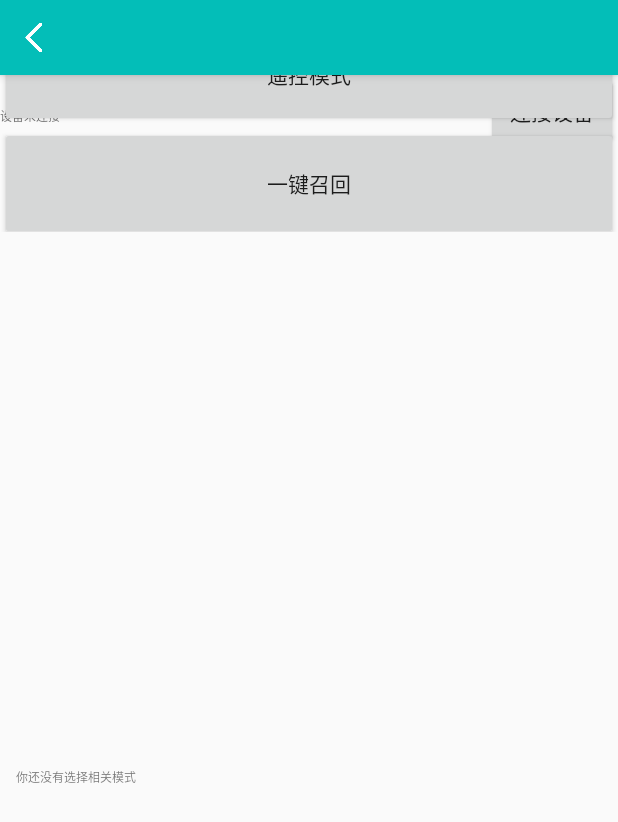
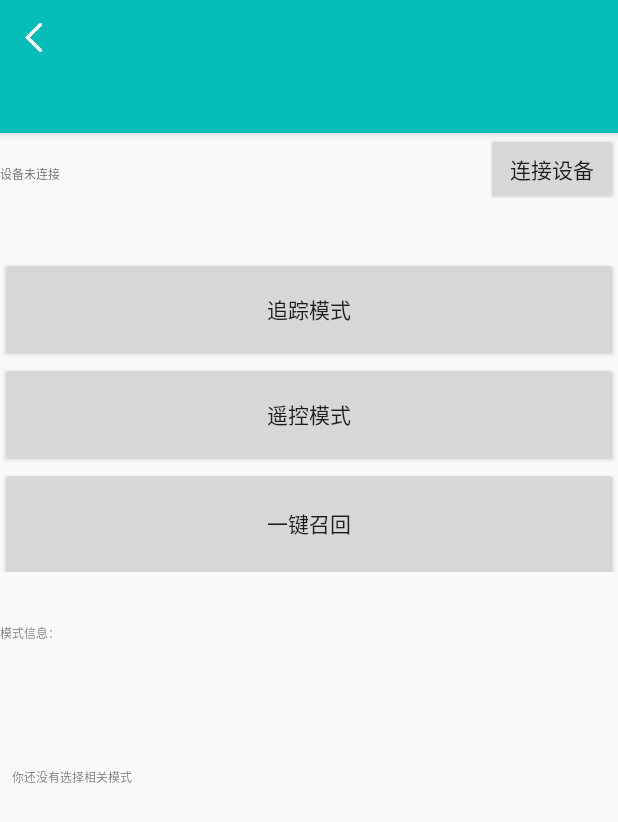
Before and after one commit to csbebetter/Bluetooth_serial_control_APP, an Android app: the ModeSelectionActivity screen opened directly, with no data from a screen before it, on a phone screen of 412 x 824 dp. Shown: the top 822 px of the screen. Run offline under Robolectric (Android 15) with nearby library versions, the light colour scheme and no system bars; libraries missing offline, so code that uses them is left out: com.harrysoft.androidbluetoothserial; 6 statements that could not run were skipped.

Commit message:
version 2.0.1

```diff
--- a/demoApplication/src/main/AndroidManifest.xml
+++ b/demoApplication/src/main/AndroidManifest.xml
@@ -21,7 +21,7 @@
                 <category android:name="android.intent.category.LAUNCHER" />
             </intent-filter>
         </activity>
-        <activity android:name=".CommunicateActivity" />
+        <activity android:name=".AutoFollowActivity" />
         <activity android:name=".ModeSelectionActivity" />
         <activity android:name=".AboutActivity" />
     </application>
--- a/demoApplication/src/main/res/layout/activity_mode_selection.xml
+++ b/demoApplication/src/main/res/layout/activity_mode_selection.xml
@@ -9,9 +9,11 @@
     <FrameLayout
         android:id="@+id/frameLayout2"
         android:layout_width="0dp"
-        android:layout_height="50dp"
+        android:layout_height="0dp"
+        android:layout_marginBottom="327dp"
         android:background="?android:attr/colorPrimary"
         android:elevation="4dp"
+        app:layout_constraintBottom_toTopOf="@+id/textView3"
         app:layout_constraintEnd_toEndOf="parent"
         app:layout_constraintHorizontal_bias="0.0"
         app:layout_constraintStart_toStartOf="parent"
@@ -51,6 +53,7 @@
         app:layout_constraintStart_toStartOf="parent"
         app:layout_constraintTop_toBottomOf="@+id/frameLayout2"
         tools:ignore="MissingConstraints">
+
         <TextView
             android:id="@+id/mode_selection_connection_text"
             android:layout_width="0dp"
@@ -68,18 +71,21 @@
 
     <TextView
         android:id="@+id/textView3"
-        android:layout_width="0dp"
-        android:layout_height="34dp"
+        android:layout_width="match_parent"
+        android:layout_height="0dp"
+        android:layout_marginBottom="320dp"
         android:text="模式信息："
         android:textSize="@dimen/title"
+        app:layout_constraintBottom_toBottomOf="parent"
         app:layout_constraintEnd_toEndOf="parent"
         app:layout_constraintHorizontal_bias="0.0"
         app:layout_constraintStart_toStartOf="parent"
-        tools:ignore="MissingConstraints"
-        tools:layout_editor_absoluteY="377dp" />
+        app:layout_constraintTop_toBottomOf="@+id/frameLayout2"
+        tools:ignore="MissingConstraints" />
 
     <ScrollView
-        android:layout_width="409dp"
+        android:id="@+id/scrollView3"
+        android:layout_width="match_parent"
         android:layout_height="320dp"
         android:layout_weight="1"
         app:layout_constraintBottom_toBottomOf="parent"
@@ -87,8 +93,7 @@
         app:layout_constraintHorizontal_bias="1.0"
         app:layout_constraintLeft_toLeftOf="parent"
         app:layout_constraintRight_toRightOf="parent"
-        app:layout_constraintStart_toStartOf="parent"
-        app:layout_constraintVertical_bias="0.99">
+        app:layout_constraintStart_toStartOf="parent">
 
         <TextView
             android:id="@+id/mode_selection_messages"
@@ -104,12 +109,13 @@
 
     <LinearLayout
         android:id="@+id/linearLayout4"
-        android:layout_width="match_parent"
+        android:layout_width="0dp"
         android:layout_height="210dp"
         android:orientation="vertical"
         app:layout_constraintBottom_toTopOf="@+id/textView3"
-        app:layout_constraintTop_toBottomOf="@+id/linearLayout5"
-        tools:layout_editor_absoluteX="1dp">
+        app:layout_constraintEnd_toEndOf="parent"
+        app:layout_constraintStart_toStartOf="parent"
+        app:layout_constraintTop_toBottomOf="@+id/linearLayout5">
 
         <Button
             android:id="@+id/mode_button1"
```
Also changed, not shown: demoApplication/src/main/java/com/harrysoft/androidbluetoothserial/demoapp/AutoFollowActivity.java (added, +162 -0 lines), demoApplication/src/main/java/com/harrysoft/androidbluetoothserial/demoapp/CommunicateActivity.java (deleted, +0 -162 lines), demoApplication/src/main/java/com/harrysoft/androidbluetoothserial/demoapp/MainActivity.java (+4 -5 lines), demoApplication/src/main/java/com/harrysoft/androidbluetoothserial/demoapp/ModeSelectionActivity.java (+26 -3 lines), demoApplication/src/main/res/layout/activity_auto_follow.xml (renamed from demoApplication/src/main/res/layout/activity_communicate.xml), 36 other files.
